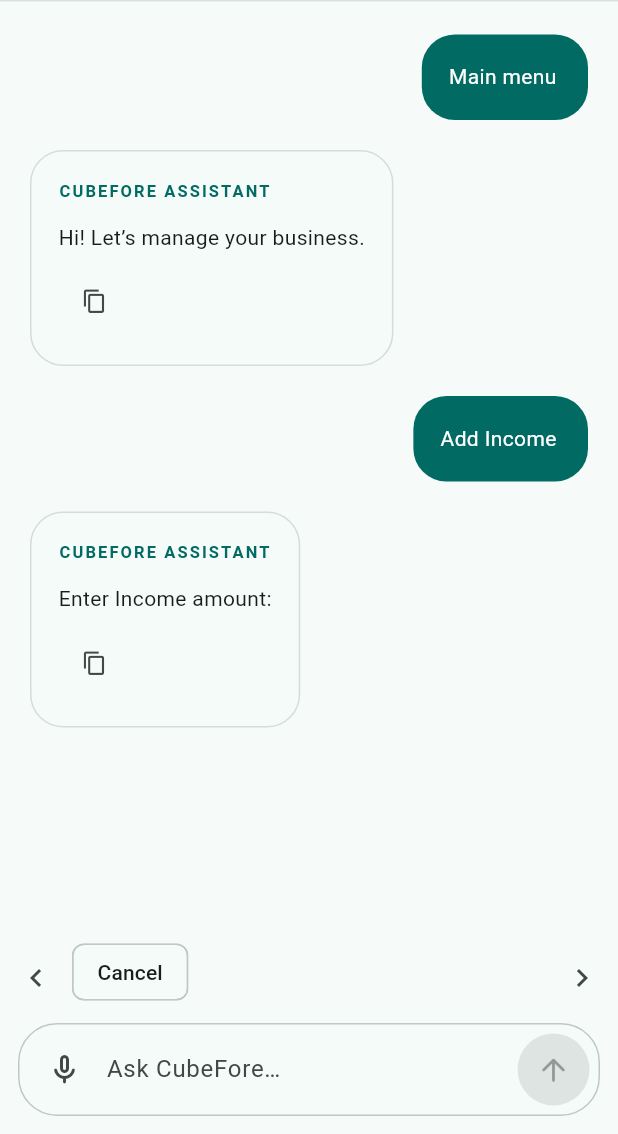
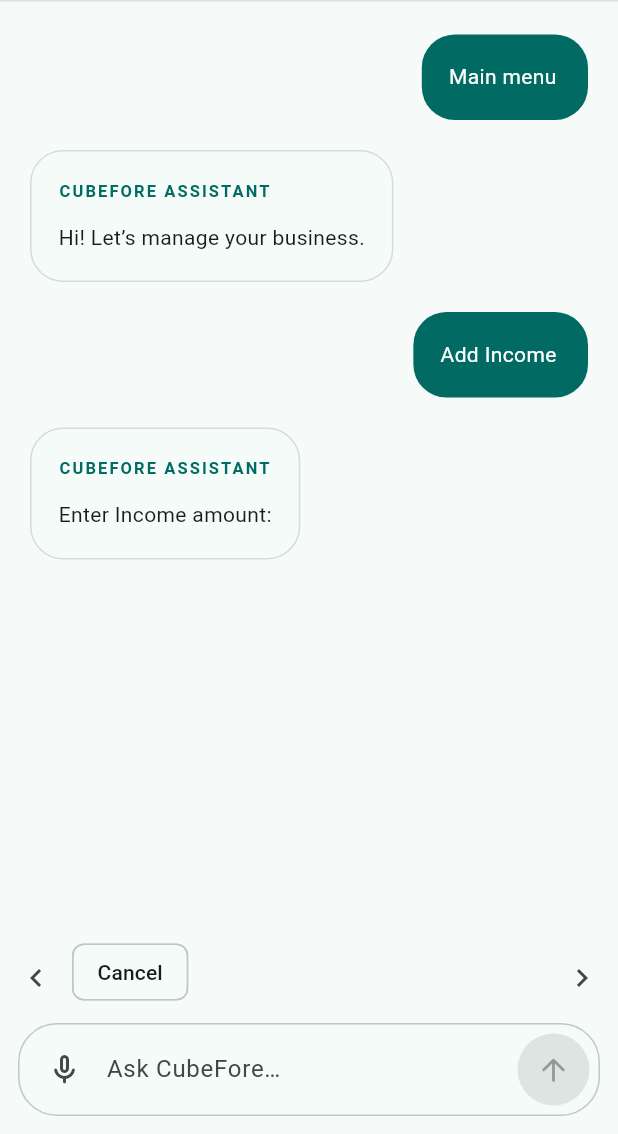
Before and after one commit to vijayaitipamula-pixel/Business_Management_chatbot, a Flutter app: the screen it shows after launch, after a tap on the "home" icon, after a tap on "Add Income", on a phone screen of 412 x 824 dp, the part 102-1236 px from its top. Run offline on Flutter 3.47's test engine with Material 3 defaults, Android fonts, the phone set to English and light mode, and no system bars; our stand-ins replace flutter_markdown_plus, speech_to_text.

Commit message:
copy icon from each message is removed

```diff
--- a/lib/widgets/chat_message_card.dart
+++ b/lib/widgets/chat_message_card.dart
@@ -1,6 +1,4 @@
-import 'dart:async';
 import 'package:flutter/material.dart';
-import 'package:flutter/services.dart';
 import 'package:flutter_markdown_plus/flutter_markdown_plus.dart';
 import 'package:url_launcher/url_launcher.dart';
 import '../models/chat_message.dart';
@@ -16,35 +14,8 @@
 
 class _ChatMessageCardState extends State<ChatMessageCard>
     with AutomaticKeepAliveClientMixin {
-  bool _copied = false;
-  Timer? _copyTimer;
-
   @override
   bool get wantKeepAlive => true;
-
-  @override
-  void dispose() {
-    _copyTimer?.cancel();
-    super.dispose();
-  }
-
-  Future<void> _copy() async {
-    try {
-      await Clipboard.setData(ClipboardData(text: widget.message.text));
-      if (!mounted) return;
-      setState(() => _copied = true);
-      _copyTimer?.cancel();
-      _copyTimer = Timer(const Duration(seconds: 2), () {
-        if (mounted) setState(() => _copied = false);
-      });
-    } catch (_) {
-      if (mounted) {
-        ScaffoldMessenger.of(context).showSnackBar(
-          const SnackBar(content: Text('Could not copy this message.')),
-        );
-      }
-    }
-  }
 
   Future<void> _openLink(String text, String? href, String title) async {
     final uri = Uri.tryParse(href ?? '');
@@ -142,33 +113,13 @@
                         ),
                       ),
                 ),
-              if (!message.isUser) ...[
+              if (!message.isUser && widget.onRegenerate != null) ...[
                 const SizedBox(height: 8),
-                Wrap(
-                  spacing: 4,
-                  crossAxisAlignment: WrapCrossAlignment.center,
-                  children: [
-                    IconButton(
-                      tooltip: _copied ? 'Copied' : 'Copy response',
-                      onPressed: _copy,
-                      iconSize: 17,
-                      icon: AnimatedSwitcher(
-                        duration: const Duration(milliseconds: 180),
-                        child: Icon(
-                          _copied ? Icons.check_rounded : Icons.copy_outlined,
-                          key: ValueKey(_copied),
-                          color: colors.onSurfaceVariant,
-                        ),
-                      ),
-                    ),
-                    if (widget.onRegenerate != null)
-                      IconButton(
-                        tooltip: 'Regenerate response',
-                        onPressed: widget.onRegenerate,
-                        iconSize: 18,
-                        icon: const Icon(Icons.refresh_rounded),
-                      ),
-                  ],
+                IconButton(
+                  tooltip: 'Regenerate response',
+                  onPressed: widget.onRegenerate,
+                  iconSize: 18,
+                  icon: const Icon(Icons.refresh_rounded),
                 ),
               ],
             ],
```
Also changed, not shown: 2 other files.
